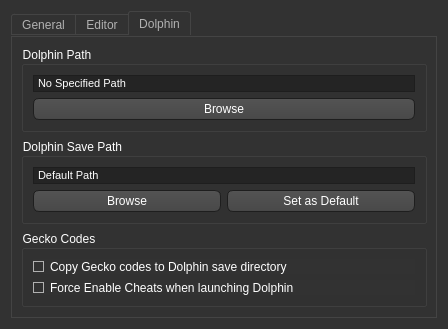
Before: the Qt Designer form Settings.ui in BenjaminHalko/WiiMusicEditorPlus, drawn with Qt 5.
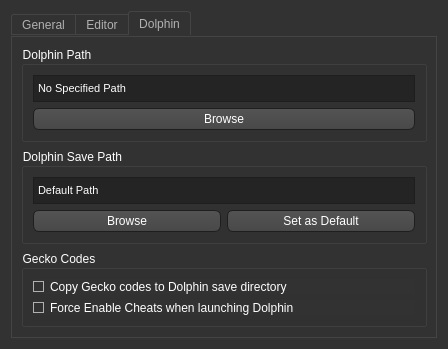
After: the same form once the commit is applied. The open tabs and pages were chosen to show the change. Icons and pictures are not drawn.

Diff of the .ui file:
```diff
--- a/Settings.ui
+++ b/Settings.ui
@@ -10,7 +10,7 @@
     <x>0</x>
     <y>0</y>
     <width>443</width>
-    <height>322</height>
+    <height>324</height>
    </rect>
   </property>
   <property name="windowTitle">
@@ -796,14 +796,8 @@
 border: 1px solid;
 border-color: #1e1e1e;
 background-color: #242424;
-}
-
-QLabel[error=&quot;true&quot;]
-{
-padding: 1px;
-border: 1px solid;
-border-color: red;
-background-color: #242424;
+padding-top: 6px;
+padding-bottom: 6px;
 }</string>
             </property>
             <property name="text">
@@ -844,14 +838,8 @@
 border: 1px solid;
 border-color: #1e1e1e;
 background-color: #242424;
-}
-
-QLabel[error=&quot;true&quot;]
-{
-padding: 1px;
-border: 1px solid;
-border-color: red;
-background-color: #242424;
+padding-top: 6px;
+padding-bottom: 6px;
 }</string>
             </property>
             <property name="text">
```
Left out of the diff: 6 changed lines with no effect on the pictures.
